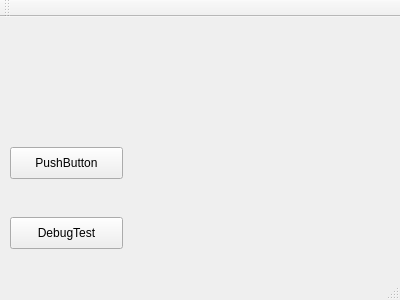
Qt form mainwindow.ui (fl2011sx/app_data_analyzation_db_manage_section) before a commit.
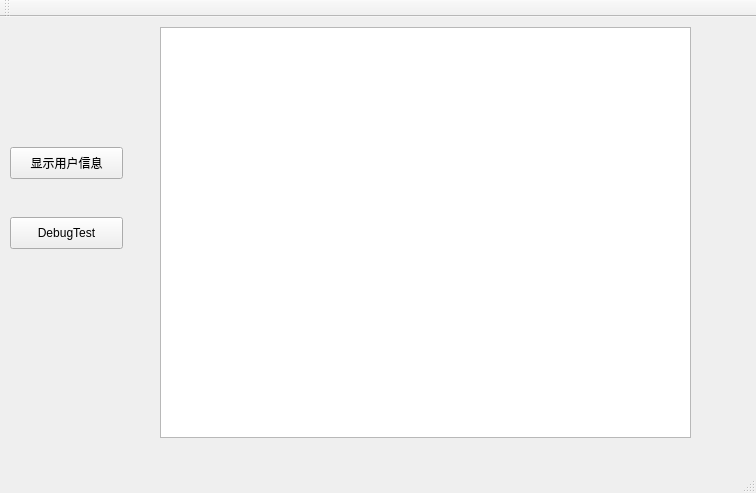
The same form after that commit.

Commit message: 1.新增一些py—>C++的接口 2.主界面上可以显示用户信息 3.修复一些bug

```diff
--- a/mainwindow.ui
+++ b/mainwindow.ui
@@ -6,8 +6,8 @@
    <rect>
     <x>0</x>
     <y>0</y>
-    <width>400</width>
-    <height>300</height>
+    <width>756</width>
+    <height>493</height>
    </rect>
   </property>
   <property name="windowTitle">
@@ -37,9 +37,28 @@
      </rect>
     </property>
     <property name="text">
-     <string>PushButton</string>
+     <string>显示用户信息</string>
     </property>
    </widget>
+   <widget class="QTableWidget" name="displayView">
+    <property name="geometry">
+     <rect>
+      <x>160</x>
+      <y>10</y>
+      <width>531</width>
+      <height>411</height>
+     </rect>
+    </property>
+    <property name="verticalScrollBarPolicy">
+     <enum>Qt::ScrollBarAsNeeded</enum>
+    </property>
+    <attribute name="horizontalHeaderHighlightSections">
+     <bool>true</bool>
+    </attribute>
+    <attribute name="verticalHeaderVisible">
+     <bool>false</bool>
+    </attribute>
+   </widget>
   </widget>
   <widget class="QMenuBar" name="menuBar">
    <property name="geometry">
```
Left out of the diff: 4 changed lines with no effect on the pictures. The commit also changes 10 other files.
